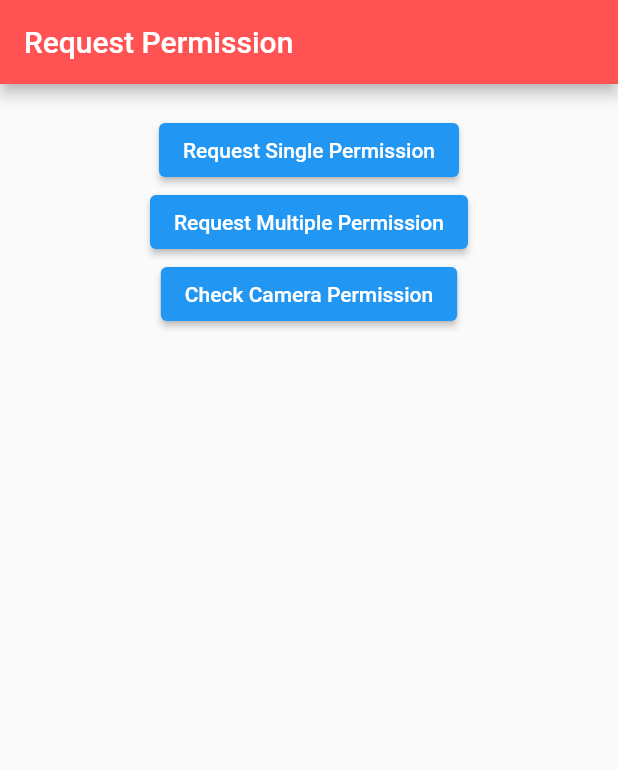
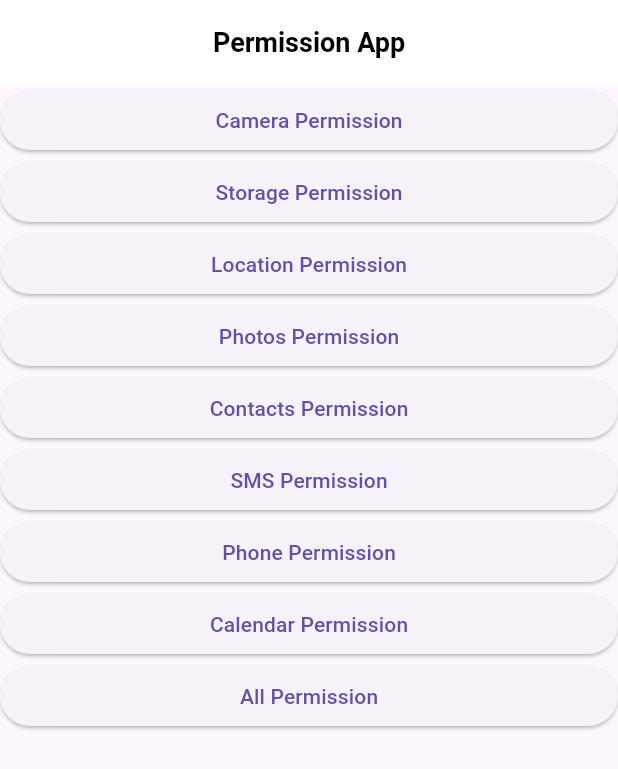
Before and after one commit to dhruvin2004/permission_app, a Flutter app: the screen it shows after launch, on a phone screen of 412 x 824 dp. Shown: the top 769 px of the screen. Run offline on Flutter 3.47's test engine with Material 2 defaults, Android fonts, the phone set to English and light mode, and no system bars; our stand-ins replace permission_handler.

Commit message:
DP | 9/2/23 3:00 PM

```diff
--- a/lib/main.dart
+++ b/lib/main.dart
@@ -1,99 +1,158 @@
 import 'package:flutter/material.dart';
+
 import 'package:permission_handler/permission_handler.dart';
 
 void main() {
-  runApp(MyApp());
+  WidgetsFlutterBinding.ensureInitialized();
+  runApp(
+    MyApp()
+  );
+}
+class MyApp extends StatefulWidget {
+  const MyApp({Key? key}) : super(key: key);
+
+  @override
+  State<MyApp> createState() => _MyAppState();
 }
 
-class MyApp extends StatelessWidget{
+class _MyAppState extends State<MyApp> {
   @override
   Widget build(BuildContext context) {
     return MaterialApp(
-      title: "Test App",
-      home: HomePage(),
+      theme: ThemeData(
+        useMaterial3: true,
+      ),
+      debugShowCheckedModeBanner: false,
+      home: const PermissionApp(),
     );
   }
 }
 
-class HomePage extends StatefulWidget{
+class PermissionApp extends StatefulWidget {
+  const PermissionApp({Key? key}) : super(key: key);
+
   @override
-  _HomePageState createState() => _HomePageState();
+  State<PermissionApp> createState() => _PermissionAppState();
 }
 
-class _HomePageState extends State<HomePage> {
+class _PermissionAppState extends State<PermissionApp> {
+  snackBar() async {
+    return ScaffoldMessenger.of(context).showSnackBar(SnackBar(
+      content: Text((await Permission.camera.status).toString()),
+    ));
+  }
   @override
   Widget build(BuildContext context) {
     return Scaffold(
       appBar: AppBar(
-          title: Text("Request Permission"),
-          backgroundColor: Colors.redAccent,
+        title: const Text("Permission App", style: TextStyle(color: Colors.black,fontWeight: FontWeight.bold, fontSize: 18),),
+        backgroundColor: Colors.white,
+        centerTitle: true,
       ),
-        body: Container(
-          alignment: Alignment.center,
-          padding: EdgeInsets.all(20),
-          child: Column(
+      body: Center(
+        child: ListView(
           children: [
-              Container(
-                child: ElevatedButton(
-                  child: Text("Request Single Permission"),
+            ElevatedButton(
+              child: const Text("Camera Permission"),
               onPressed: () async {
-                    if (await Permission.location.request().isGranted) {
-                      // Either the permission was already granted before or the user just granted it.
-                      print("Location Permission is granted");
-                    }else{
-                      print("Location Permission is denied.");
+                var status = await Permission.camera.request();
+                if(status.isGranted) {
+                  snackBar();
                 }
               },
             ),
-              ),
-
-              Container(
-                child: ElevatedButton(
-                  child: Text("Request Multiple Permission"),
+            ElevatedButton(
+              child: const Text("Storage Permission"),
               onPressed: () async {
-                    // You can request multiple permissions at once.
-                    Map<Permission, PermissionStatus> statuses = await [
-                      Permission.location,
-                      Permission.camera,
-                      //add more permission to request here.
-                    ].request();
-
-                    if(statuses[Permission.location]!.isDenied){
-                      print("Location permission is denied.");
-                    }
-
-                    if(statuses[Permission.camera]!.isDenied){
-                      print("Camera permission is denied.");
+                var status = await Permission.storage.request();
+                if(status.isGranted) {
+                  snackBar();
                 }
               },
             ),
-              ),
-
-              Container(
-                child: ElevatedButton(
-                  child: Text("Check Camera Permission"),
+            ElevatedButton(
+              child: const Text("Location Permission"),
               onPressed: () async {
-                    //check permission without request popup
-                    var status = await Permission.camera.status;
-                    if (status.isDenied) {
-                      // We didn't ask for permission yet or the permission has been denied before but not permanently.
-                      print("Permission is denined.");
-                    }else if(status.isGranted){
-                      //permission is already granted.
-                      print("Permission is already granted.");
-                    }else if(status.isPermanentlyDenied){
-                      //permission is permanently denied.
-                      print("Permission is permanently denied");
-                    }else if(status.isRestricted){
-                      //permission is OS restricted.
-                      print("Permission is OS restricted.");
+                var status = await Permission.location.request();
+                if(status.isGranted) {
+                  snackBar();
                 }
               },
             ),
-              )
+            ElevatedButton(
+              child: const Text("Photos Permission"),
+              onPressed: () async {
+                var status = await Permission.photos.request();
+                if(status.isGranted) {
+                  snackBar();
+                }
+              },
+            ),
+            ElevatedButton(
+              child: const Text("Contacts Permission"),
+              onPressed: () async {
+                var status = await Permission.contacts.request();
+                if(status.isGranted) {
+                  snackBar();
+                }
+              },
+            ),
+            ElevatedButton(
+              child: const Text("SMS Permission"),
+              onPressed: () async {
+                var status = await Permission.sms.request();
+                if(status.isGranted) {
+                  snackBar();
+                }
+              },
+            ),
+            ElevatedButton(
+              child: const Text("Phone Permission"),
+              onPressed: () async {
+                var status = await Permission.phone.request();
+                if(status.isGranted) {
+                  snackBar();
+                }
+              },
+            ),
+            ElevatedButton(
+              child: const Text("Calendar Permission"),
+              onPressed: () async {
+                var status = await Permission.calendar.request();
+                if(status.isGranted) {
+                  snackBar();
+                }
+              },
+            ),
+            ElevatedButton(
+              child: const Text("All Permission"),
+              onPressed: () async {
+                Map<Permission, PermissionStatus> _permission = await [
+                  Permission.location,
+                  Permission.storage,
+                  Permission.phone,
+                  Permission.camera,
+                  Permission.audio,
+                  Permission.bluetooth,
+                  Permission.calendar,
+                  Permission.contacts,
+                  Permission.videos,
+                  Permission.speech,
+                  Permission.sms,
+                  Permission.photos,
+                  Permission.notification
+                ].request();
+                if(_permission[0]!.isGranted || _permission[1]!.isGranted || _permission[2]!.isGranted || _permission[3]!.isGranted || _permission[4]!.isGranted
+                    || _permission[5]!.isGranted || _permission[6]!.isGranted || _permission[7]!.isGranted || _permission[8]!.isGranted || _permission[9]!.isGranted
+                    || _permission[10]!.isGranted || _permission[11]!.isGranted || _permission[12]!.isGranted) {
+                  print("Multiple Permission is Successfully Done.....");
+                  snackBar();
+                }
+              },
+            ),
           ],
         ),
-        )
+      ),
     );
   }
 }
--- a/pubspec.yaml
+++ b/pubspec.yaml
@@ -61,6 +61,8 @@ flutter:
   uses-material-design: true
 
   # To add assets to your application, add an assets section, like this:
+  assets:
+    - lib/image/permission.png
   # assets:
   #   - images/a_dot_burr.jpeg
   #   - images/a_dot_ham.jpeg
```
Also changed, not shown: 2 other files. Lines whose indentation alone changed are shown as unchanged.
